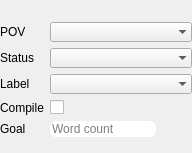
The window that src/ui/views/propertiesView_ui.ui (olivierkes/manuskript) describes before a commit, drawn with Qt 5.
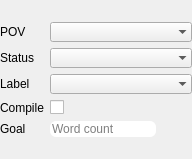
The same window after the commit. Custom widgets are drawn as their Qt base class.

Patch:
```diff
--- a/src/ui/views/propertiesView_ui.ui
+++ b/src/ui/views/propertiesView_ui.ui
@@ -7,7 +7,7 @@
     <x>0</x>
     <y>0</y>
     <width>192</width>
-    <height>153</height>
+    <height>159</height>
    </rect>
   </property>
   <property name="windowTitle">
```
Left out of the diff: 8 changed lines with no effect on the pictures.
